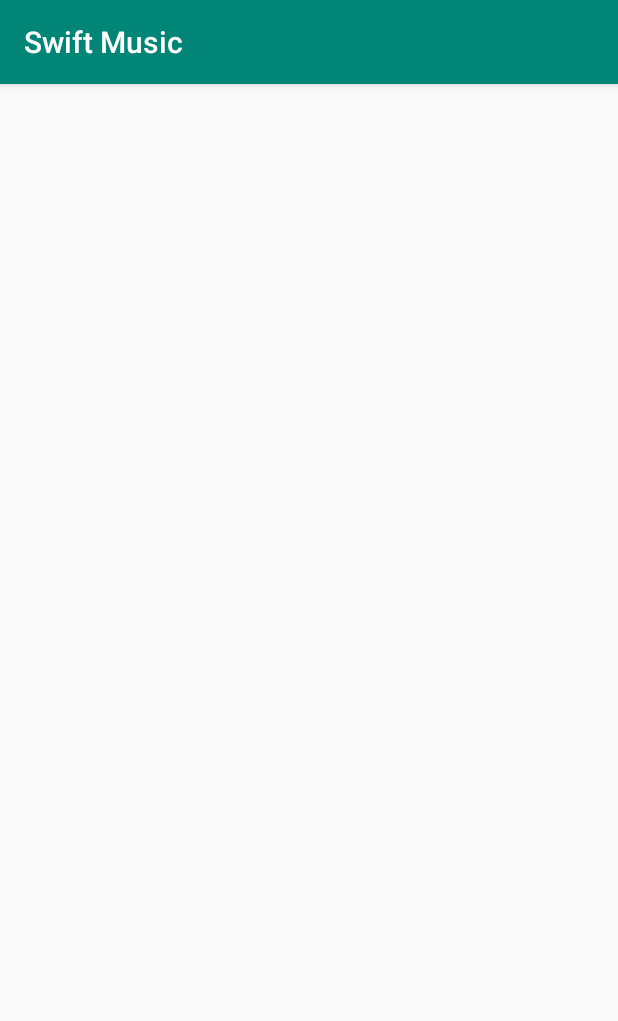
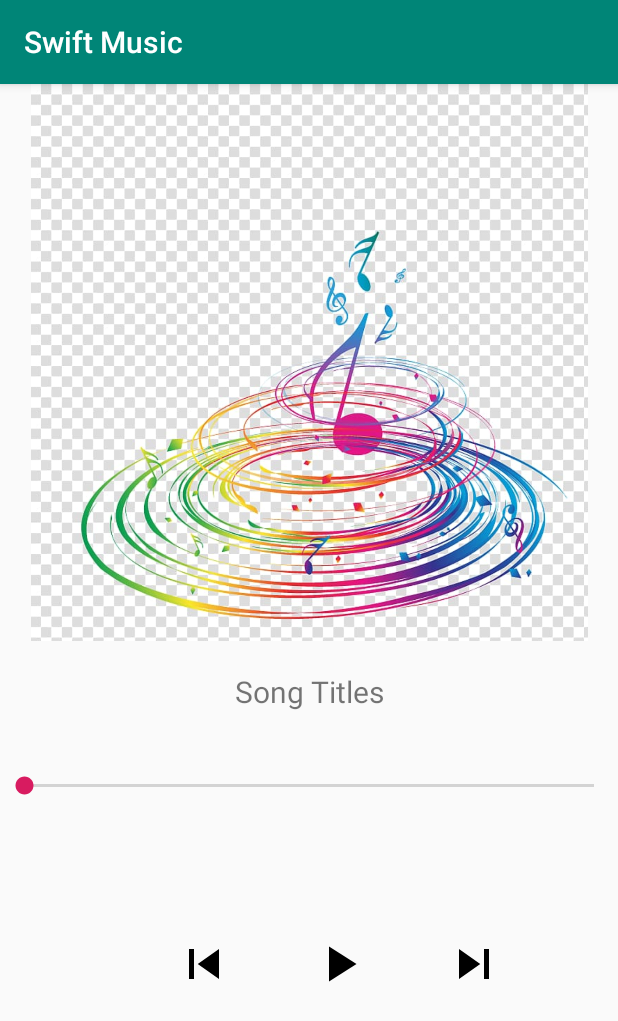
Before and after one commit to mervinkogei/Swift_Music, an Android app: the Player screen opened directly, with no data from a screen before it, on a phone screen of 412 x 824 dp. Shown: the top 1021 px of the screen. Run offline under Robolectric (Android 15) with nearby library versions, the phone set to English and light mode, and no system bars.

Commit message:
Bind the songs and send it to Player Activity using PutExtra

```diff
--- a/app/src/main/java/com/example/swiftmusic/Fragments/AllMusic.java
+++ b/app/src/main/java/com/example/swiftmusic/Fragments/AllMusic.java
@@ -3,6 +3,7 @@ package com.example.swiftmusic.Fragments;
 
 
 import android.Manifest;
+import android.content.Intent;
 import android.os.Bundle;
 
 import androidx.fragment.app.Fragment;
@@ -11,10 +12,12 @@ import android.os.Environment;
 import android.view.LayoutInflater;
 import android.view.View;
 import android.view.ViewGroup;
+import android.widget.AdapterView;
 import android.widget.ArrayAdapter;
 import android.widget.ListView;
 
 import com.example.swiftmusic.R;
+import com.example.swiftmusic.UI.Player;
 import com.karumi.dexter.Dexter;
 import com.karumi.dexter.PermissionToken;
 import com.karumi.dexter.listener.PermissionDeniedResponse;
@@ -60,6 +63,19 @@ public class AllMusic extends Fragment {
 
                 musicArrayAdapter = new ArrayAdapter<>(getActivity(),android.R.layout.simple_list_item_1,songs);
                 allMusicList.setAdapter(musicArrayAdapter);
+
+                //Handle the songs onclick
+                allMusicList.setOnItemClickListener(new AdapterView.OnItemClickListener() {
+                    @Override
+                    public void onItemClick(AdapterView<?> parent, View view, int position, long id) {
+                        Intent player = new Intent(getActivity(), Player.class);
+                        //Sending song details
+
+                        player.putExtra("songFileList",musics);
+                        player.putExtra("position",position);
+                        startActivity(player);
+                    }
+                });
             }
 
             @Override
--- a/app/src/main/res/layout/activity_player.xml
+++ b/app/src/main/res/layout/activity_player.xml
@@ -1,9 +1,60 @@
 <?xml version="1.0" encoding="utf-8"?>
-<androidx.constraintlayout.widget.ConstraintLayout xmlns:android="http://schemas.android.com/apk/res/android"
+<RelativeLayout xmlns:android="http://schemas.android.com/apk/res/android"
     xmlns:app="http://schemas.android.com/apk/res-auto"
     xmlns:tools="http://schemas.android.com/tools"
     android:layout_width="match_parent"
     android:layout_height="match_parent"
     tools:context=".UI.Player">
 
-</androidx.constraintlayout.widget.ConstraintLayout>
+    <ImageView
+        android:id="@+id/imageTitle"
+        android:layout_width="match_parent"
+        android:layout_height="371dp"
+        android:src="@drawable/music_logo" />
+
+    <TextView
+        android:id="@+id/songTitle"
+        android:layout_width="match_parent"
+        android:layout_height="wrap_content"
+        android:layout_below="@+id/imageTitle"
+        android:gravity="center"
+        android:textSize="20dp"
+        android:layout_marginTop="20dp"
+        android:text="Song Titles"/>
+
+    <androidx.appcompat.widget.AppCompatSeekBar
+        android:id="@+id/seekBar"
+        android:layout_below="@+id/songTitle"
+        android:layout_marginTop="40dp"
+        android:layout_width="match_parent"
+        android:layout_height="wrap_content"/>
+
+    <LinearLayout
+        android:orientation="horizontal"
+        android:layout_width="match_parent"
+        android:layout_below="@+id/seekBar"
+        android:layout_marginTop="80dp"
+        android:gravity="center_horizontal"
+        android:layout_height="wrap_content">
+
+        <ImageView
+            android:id="@+id/previous"
+            android:src="@drawable/ic_skip_previous_black_24dp"
+            android:layout_width="40dp"
+            android:layout_marginLeft="40dp"
+            android:layout_height="60dp"/>
+
+        <ImageView
+            android:id="@+id/play"
+            android:src="@drawable/ic_play_arrow_black_24dp"
+            android:layout_width="40dp"
+            android:layout_marginLeft="50dp"
+            android:layout_height="60dp"/>
+        <ImageView
+            android:id="@+id/next"
+            android:src="@drawable/ic_skip_next_black_24dp"
+            android:layout_width="40dp"
+            android:layout_marginLeft="50dp"
+            android:layout_height="60dp"/>
+    </LinearLayout>
+</RelativeLayout>
```
Also changed, not shown: app/src/main/res/drawable-v24/music_art.jpg (added), app/src/main/res/drawable-v24/music_logo.jpg (added).
